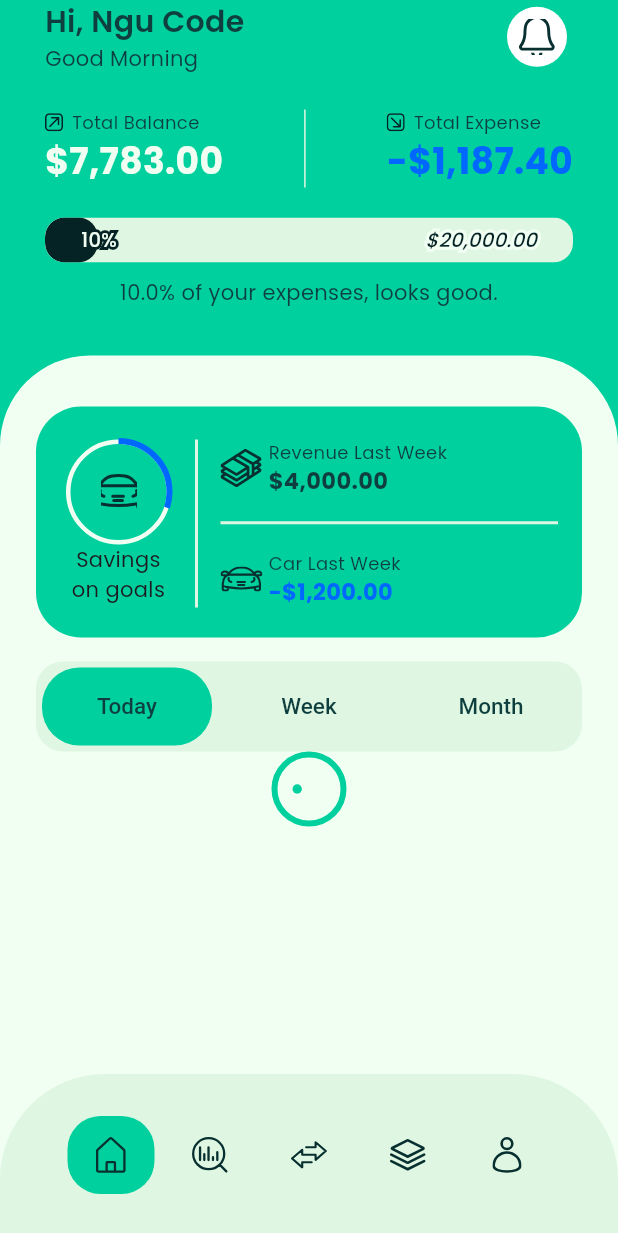
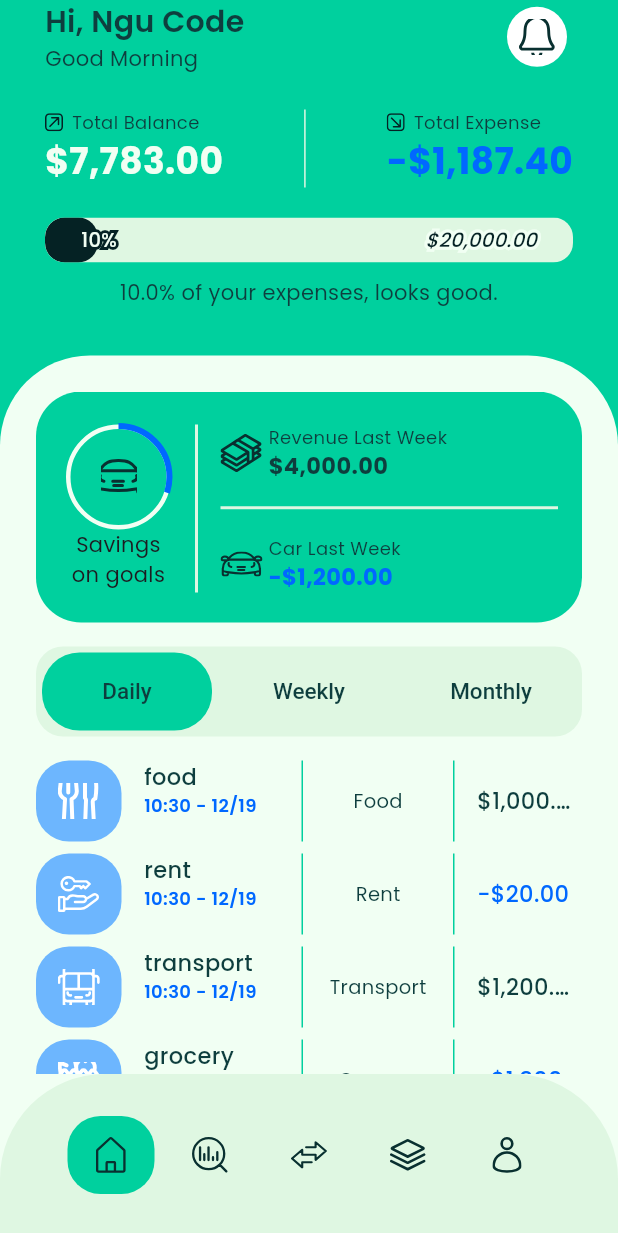
Before and after one commit to HungTran-2003/finance_app, a Flutter app: the screen it shows after launch, on a phone screen of 412 x 824 dp. Shown: the top 1233 px of the screen. Run offline on Flutter 3.47's test engine with Material 3 defaults, Android fonts, the phone set to English and light mode, and no system bars; our stand-ins replace equatable, flutter_bloc, flutter_dotenv, flutter_svg, go_router, shared_preferences and 1 more; accounts and stored records are empty.

Commit message:
feature: finish home screen

```diff
--- a/lib/common/app_text_styles.dart
+++ b/lib/common/app_text_styles.dart
@@ -26,6 +26,9 @@ class AppTextStyles {
   static final blackGreenS12 = blackGreen.copyWith(fontSize: 12.0);
   static final blackGreenS12Regular = blackGreenS12.copyWith(
     fontWeight: FontWeight.w400,
+  );
+  static final s12SemiBold = blackGreenS12.copyWith(
+    fontWeight: FontWeight.w600,
   );
 
 
--- a/lib/configs/app_configs.dart
+++ b/lib/configs/app_configs.dart
@@ -3,7 +3,7 @@ import 'package:finance_app/models/enum/language.dart';
 class AppConfigs {
   AppConfigs._();
 
-  static const dateDisplayFormat = 'MMMM d, yyyy';
+  static const dateDisplayFormat = 'HH:mm - MM/d';
   static const dateTimeDisplayFormat = 'dd/MM/yyyy hh:mm a';
   static const timeDisplayFormat = 'hh:mm a';
   static const datePickerFormat = 'dd/MM/yyyy';
--- a/lib/models/entities/transaction.dart
+++ b/lib/models/entities/transaction.dart
@@ -1,5 +1,4 @@
 import 'package:finance_app/models/enum/categories.dart';
-import 'package:flutter/foundation.dart';
 
 class TransactionEntity {
   int? id;
@@ -23,7 +22,7 @@ class TransactionEntity {
   static List<TransactionEntity> get mockData {
     return [
       TransactionEntity(id: 1, category: Categories.food, createAt: DateTime.now(), amount: 1000, title: "Food", isIncome: true, note: "ngon"),
-      TransactionEntity(id: 2, category: Categories.rent, createAt: DateTime.now(), amount: 1100, title: "Rent", isIncome: false),
+      TransactionEntity(id: 2, category: Categories.rent, createAt: DateTime.now(), amount: 20, title: "Rent", isIncome: false),
       TransactionEntity(id: 3, category: Categories.transport, createAt: DateTime.now(), amount: 1200, title: "Transport",isIncome: true),
       TransactionEntity(id: 4, category: Categories.grocery, createAt: DateTime.now(), amount: 1300, title: "Grocery",isIncome: false),
       TransactionEntity(id: 5, category: Categories.gift, createAt: DateTime.now(), amount: 1400, title: "Gift",isIncome: true),
--- a/lib/models/enum/main_tab.dart
+++ b/lib/models/enum/main_tab.dart
@@ -2,11 +2,9 @@ import 'package:finance_app/common/app_svgs.dart';
 import 'package:finance_app/ui/pages/analysis/analysis_page.dart';
 import 'package:finance_app/ui/pages/category/category_page.dart';
 import 'package:finance_app/ui/pages/home/home_page.dart';
-import 'package:finance_app/ui/pages/main/widgets/tab_icons.dart';
 import 'package:finance_app/ui/pages/profile/profile_page.dart';
 import 'package:finance_app/ui/pages/transactions/transaction_page.dart';
 import 'package:flutter/material.dart';
-import 'package:flutter_svg/flutter_svg.dart';
 
 enum MainTab {
   home,
--- /dev/null
+++ b/lib/models/enum/time.dart
@@ -0,0 +1,31 @@
+enum TimeFrame {
+  daily,
+  weekly,
+  monthly;
+
+  static TimeFrame fromIndex(int index) {
+    switch (index) {
+      case 0:
+        return TimeFrame.daily;
+      case 1:
+        return TimeFrame.weekly;
+      case 2:
+        return TimeFrame.monthly;
+      default:
+        return TimeFrame.daily;
+    }
+  }
+}
+
+extension TimeFrameExt on TimeFrame {
+  String get title {
+    switch (this) {
+      case TimeFrame.daily:
+        return 'Daily';
+      case TimeFrame.weekly:
+        return 'Weekly';
+      case TimeFrame.monthly:
+        return 'Monthly';
+    }
+  }
+}
--- a/lib/ui/pages/auth/sign_up/widgets/terms_widget.dart
+++ b/lib/ui/pages/auth/sign_up/widgets/terms_widget.dart
@@ -1,4 +1,3 @@
-import 'dart:developer';
 
 import 'package:finance_app/common/app_text_styles.dart';
 import 'package:flutter/gestures.dart';
--- a/lib/ui/pages/home/home_cubit.dart
+++ b/lib/ui/pages/home/home_cubit.dart
@@ -1,6 +1,7 @@
 import 'package:equatable/equatable.dart';
 import 'package:finance_app/models/entities/transaction.dart';
 import 'package:finance_app/models/enum/load_status.dart';
+import 'package:finance_app/models/enum/time.dart';
 import 'package:finance_app/ui/pages/home/home_navigator.dart';
 import 'package:flutter_bloc/flutter_bloc.dart';
 
@@ -15,14 +16,21 @@ class HomeCubit extends Cubit<HomeState> {
   }
 
   void changePage(int page){
+    if(page == state.page) return;
     emit(state.copyWith(page: page));
+    getTransactionsWithTime(index: page);
   }
 
-  void fetchInitDate() async{
+  void getTransactionsWithTime({int? index = 0}) async{
     emit(state.copyWith(loadStatus: LoadStatus.loading));
     try {
-      await Future.delayed(const Duration(seconds: 10));
-      emit(state.copyWith(transactions: TransactionEntity.mockData, loadStatus: LoadStatus.success));
+      await Future.delayed(const Duration(seconds: 2));
+      if(index != state.page) return;
+      List<TransactionEntity> result = [];
+      if(TimeFrame.fromIndex(index!) == TimeFrame.daily){
+        result = TransactionEntity.mockData;
+      }
+      emit(state.copyWith(transactions: result, loadStatus: LoadStatus.success));
       print("fetch success");
     } catch (e) {
       emit(state.copyWith(loadStatus: LoadStatus.failure));
--- a/lib/ui/pages/home/home_page.dart
+++ b/lib/ui/pages/home/home_page.dart
@@ -1,4 +1,3 @@
-import 'dart:developer';
 
 import 'package:finance_app/common/app_colors.dart';
 import 'package:finance_app/common/app_dimens.dart';
@@ -6,6 +5,7 @@ import 'package:finance_app/common/app_svgs.dart';
 import 'package:finance_app/models/entities/transaction.dart';
 import 'package:finance_app/models/enum/categories.dart';
 import 'package:finance_app/models/enum/load_status.dart';
+import 'package:finance_app/models/enum/time.dart';
 import 'package:finance_app/ui/pages/home/home_cubit.dart';
 import 'package:finance_app/ui/pages/home/home_navigator.dart';
 import 'package:finance_app/ui/pages/home/widgets/finalcial_overview/financial_overview_card.dart';
@@ -51,7 +51,7 @@ class _HomeChildPageState extends State<HomeChildPage> {
   }
 
   void setup() {
-    _cubit.fetchInitDate();
+    _cubit.getTransactionsWithTime();
   }
 
   @override
@@ -104,7 +104,7 @@ class _HomeChildPageState extends State<HomeChildPage> {
               ),
               margin: const EdgeInsets.all(0),
               child: Padding(
-                padding: const EdgeInsets.symmetric(horizontal: 24.0),
+                padding: const EdgeInsets.only(left: 24.0, right: 24, top: 24),
                 child: SingleChildScrollView(
                   child: Column(
                     crossAxisAlignment: CrossAxisAlignment.stretch,
@@ -122,7 +122,7 @@ class _HomeChildPageState extends State<HomeChildPage> {
                         selector: (state) => state.page!,
                         builder: (context, value) {
                           return AppSwitchMenu(
-                            itemsName: ["Today", "Week", "Month"],
+                            itemsName: TimeFrame.values.map((e) => e.title).toList(),
                             currentIndex: value,
                             itemPress: (index) {
                               _cubit.changePage(index);
@@ -130,6 +130,8 @@ class _HomeChildPageState extends State<HomeChildPage> {
                           );
                         },
                       ),
+
+                      const SizedBox(height: 16.0),
 
                       BlocSelector<HomeCubit, HomeState, LoadStatus>(
                         selector: (state) => state.loadStatus,
@@ -161,7 +163,6 @@ class _HomeChildPageState extends State<HomeChildPage> {
   }
 
   Widget _buildListTransaction(List<TransactionEntity> transactions) {
-
     return Column(
       children: List.generate(transactions.length, (index) {
         return ItemTransaction(
--- a/lib/ui/pages/home/widgets/goal_card.dart
+++ b/lib/ui/pages/home/widgets/goal_card.dart
@@ -1,7 +1,6 @@
 import 'dart:developer';
 
 import 'package:finance_app/common/app_colors.dart';
-import 'package:finance_app/common/app_dimens.dart';
 import 'package:finance_app/common/app_svgs.dart';
 import 'package:finance_app/common/app_text_styles.dart';
 import 'package:finance_app/generated/l10n.dart';
@@ -29,9 +28,6 @@ class GoalCard extends StatelessWidget {
   @override
   Widget build(BuildContext context) {
     return Container(
-      margin: EdgeInsets.only(
-        top: 34.0,
-      ),
       height: 154.0,
       decoration: BoxDecoration(
         borderRadius: BorderRadius.circular(30.0),
--- a/lib/ui/widgets/divider/app_divider.dart
+++ b/lib/ui/widgets/divider/app_divider.dart
@@ -5,21 +5,24 @@ class AppDividers {
   final double? width;
   final double? height;
   final double? thickness;
+  final Color? color;
+
 
   const AppDividers({
     this.width = 1,
     this.height = 1,
     this.thickness = 1,
+    this.color = AppColors.divider,
   });
 
   Divider get horizontal => Divider(
-    color: AppColors.divider,
+    color: color,
     thickness: thickness,
     height: height,
   );
 
   VerticalDivider get vertical => VerticalDivider(
-    color: AppColors.divider,
+    color: color,
     thickness: thickness,
     width: width,
   );
--- a/lib/ui/widgets/item/item_transaction.dart
+++ b/lib/ui/widgets/item/item_transaction.dart
@@ -1,5 +1,10 @@
 import 'package:finance_app/common/app_colors.dart';
+import 'package:finance_app/common/app_text_styles.dart';
+import 'package:finance_app/generated/l10n.dart';
 import 'package:finance_app/models/enum/categories.dart';
+import 'package:finance_app/ui/widgets/divider/app_divider.dart';
+import 'package:finance_app/utils/app_date_utils.dart';
+import 'package:finance_app/utils/utils.dart';
 import 'package:flutter/material.dart';
 import 'package:flutter_svg/flutter_svg.dart';
 
@@ -35,18 +40,18 @@ class _ItemTransactionState extends State<ItemTransaction> {
   @override
   Widget build(BuildContext context) {
     return InkWell(
-      onTapDown: (_){
+      onTapDown: (_) {
         setState(() {
           _isPressed = true;
         });
       },
-      onTapUp: (_){
+      onTapUp: (_) {
         setState(() {
           _isPressed = false;
         });
         widget.onPress;
       },
-      onTapCancel: (){
+      onTapCancel: () {
         setState(() {
           _isPressed = false;
         });
@@ -56,8 +61,9 @@ class _ItemTransactionState extends State<ItemTransaction> {
   }
 
   Widget _buildItemTransaction() {
-    return SizedBox(
+    return Container(
       height: 54.0,
+      margin: const EdgeInsets.only(bottom: 8.0),
       child: Row(
         mainAxisAlignment: MainAxisAlignment.spaceBetween,
         children: [
@@ -76,7 +82,61 @@ class _ItemTransactionState extends State<ItemTransaction> {
                 fit: BoxFit.cover,
               ),
             ),
-          )
+          ),
+
+          _buildTitle(),
+
+          AppDividers(color: AppColors.primary).vertical,
+
+          SizedBox(
+            width: 70,
+            child: Center(
+              child: Text(
+                widget.title,
+                style: AppTextStyles.blackGreenS13Regular,
+                maxLines: 1, overflow: TextOverflow.ellipsis,
+              ),
+            ),
+          ),
+          AppDividers(color: AppColors.primary).vertical,
+
+          SizedBox(
+            width: 70.0,
+            child: Text(
+              widget.isIncome
+                  ? S
+                        .of(context)
+                        .home_budget_income(
+                          Utils().formatCurrencyEN(widget.amount),
+                        )
+                  : S
+                        .of(context)
+                        .home_budget_expense(
+                          Utils().formatCurrencyEN(widget.amount),
+                        ),
+              style: widget.isIncome
+                  ? AppTextStyles.blackGreenS15Medium
+                  : AppTextStyles.blackGreenS15Medium.copyWith(color: AppColors.tBlue),
+              maxLines: 1,
+              overflow: TextOverflow.ellipsis,
+            ),
+          ),
+        ],
+      ),
+    );
+  }
+
+  Widget _buildTitle() {
+    return SizedBox(
+      width: 90,
+      child: Column(
+        crossAxisAlignment: CrossAxisAlignment.start,
+        children: [
+          Text(widget.category.name, style: AppTextStyles.blackGreenS15Medium, maxLines: 1, overflow: TextOverflow.ellipsis,),
+          Text(
+            AppDateUtils.toDateString(widget.date),
+            style: AppTextStyles.s12SemiBold.copyWith(color: AppColors.tBlue),
+          ),
         ],
       ),
     );
--- a/lib/ui/widgets/loading/app_loading_indicator.dart
+++ b/lib/ui/widgets/loading/app_loading_indicator.dart
@@ -1,7 +1,6 @@
 import 'dart:async';
 
 import 'package:finance_app/common/app_colors.dart';
-import 'package:finance_app/common/app_text_styles.dart';
 import 'package:flutter/material.dart';
 
 class AppLoadingIndicator extends StatefulWidget {
--- a/lib/ui/widgets/loading/app_loading_overlay.dart
+++ b/lib/ui/widgets/loading/app_loading_overlay.dart
@@ -1,7 +1,6 @@
 import 'dart:async';
 import 'dart:developer';
 
-import 'package:finance_app/common/app_colors.dart';
 import 'package:finance_app/common/app_text_styles.dart';
 import 'package:finance_app/models/enum/load_status.dart';
 import 'package:flutter/material.dart';
--- /dev/null
+++ b/lib/utils/app_date_utils.dart
@@ -0,0 +1,10 @@
+import 'package:finance_app/configs/app_configs.dart';
+import 'package:intl/intl.dart';
+
+class AppDateUtils{
+  AppDateUtils._();
+
+  static String toDateString(DateTime dateTime) {
+    return DateFormat(AppConfigs.dateDisplayFormat).format(dateTime);
+  }
+}
```
